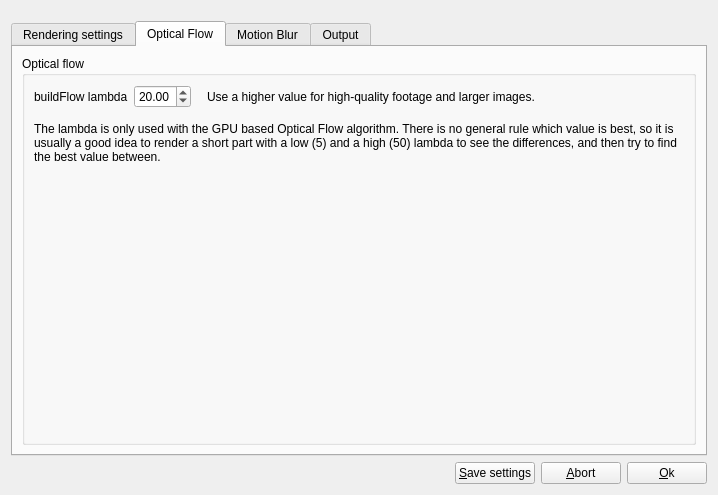
Above: src/slowmoVideo/slowmoUI/dialogues/renderingDialog.ui from slowmoVideo/slowmoVideo before the change. Below: the same form after it.
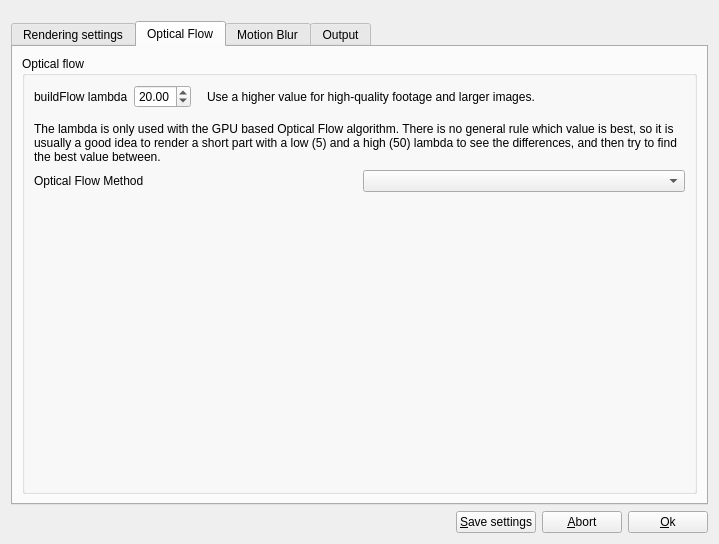
That is the form after the change. The open tabs and pages were chosen to show the change.

Commit message: cleanup cmake prepare new option in rendering

Patch:
```diff
--- a/src/slowmoVideo/slowmoUI/dialogues/renderingDialog.ui
+++ b/src/slowmoVideo/slowmoUI/dialogues/renderingDialog.ui
@@ -6,8 +6,8 @@
    <rect>
     <x>0</x>
     <y>0</y>
-    <width>718</width>
-    <height>495</height>
+    <width>719</width>
+    <height>544</height>
    </rect>
   </property>
   <property name="windowTitle">
@@ -451,6 +451,20 @@
             </item>
            </layout>
           </item>
+          <item>
+           <layout class="QHBoxLayout" name="horizontalLayout_11">
+            <item>
+             <widget class="QLabel" name="label_15">
+              <property name="text">
+               <string>Optical Flow Method</string>
+              </property>
+             </widget>
+            </item>
+            <item>
+             <widget class="QComboBox" name="flowMethod"/>
+            </item>
+           </layout>
+          </item>
           <item>
            <spacer name="verticalSpacer_3">
             <property name="orientation">
```
Left out of the diff: 2 changed lines with no effect on the pictures. The commit also changes 4 other files.
